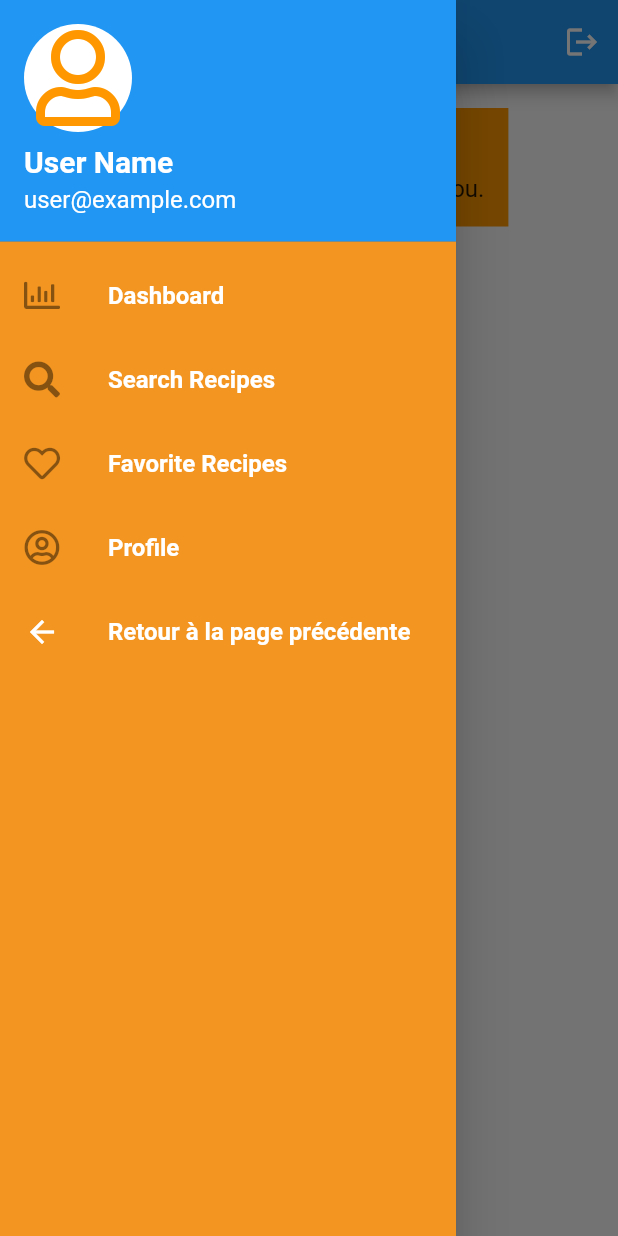
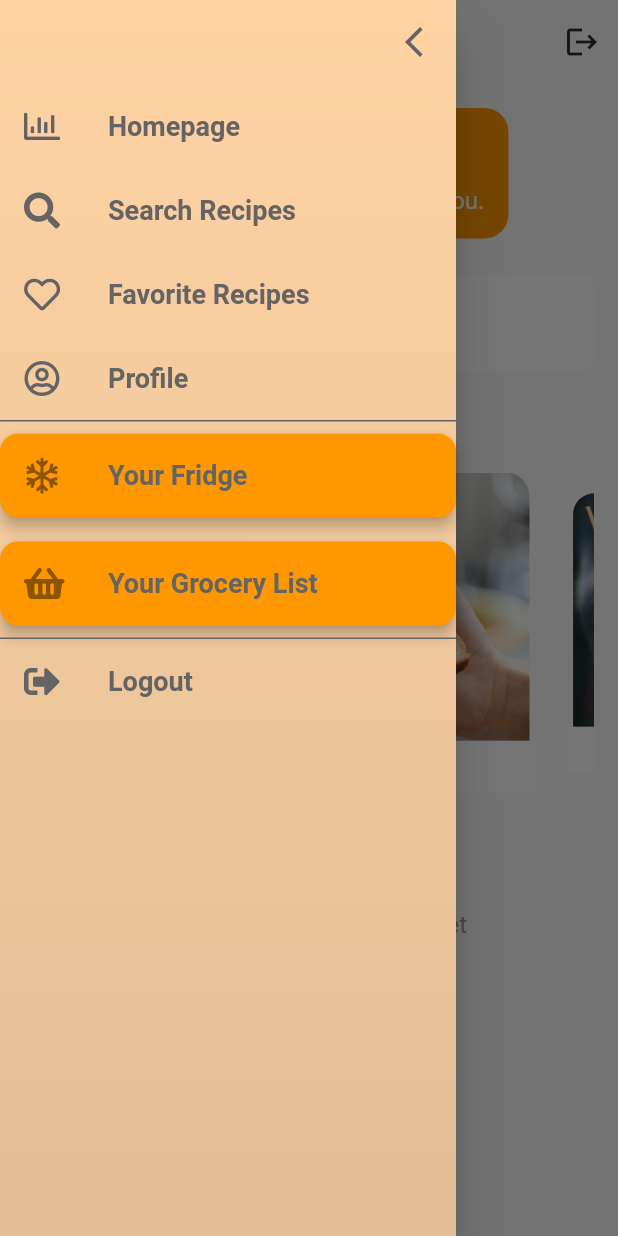
Before and after one commit to yrebia/ReadyHomeChef, a Flutter app: the HomePage screen opened directly, with the side drawer open, on a phone screen of 412 x 824 dp. Run offline on Flutter 3.47's test engine with Material 2 defaults, Android fonts, the phone set to English and light mode, and no system bars; drawn by our look-alikes of carousel_slider; our stand-ins replace firebase_auth, firebase_core, font_awesome_flutter, smooth_page_indicator; accounts and stored records are empty; Roboto replaces fonts that are missing (Verdana).

Commit message:
adding base page fridge/search_page/grocery_list

```diff
--- a/lib/components/SidebarDrawer.dart
+++ b/lib/components/SidebarDrawer.dart
@@ -1,50 +1,51 @@
 import 'package:flutter/material.dart';
 import 'package:font_awesome_flutter/font_awesome_flutter.dart';
+import 'package:ready_home_chef/pages/grocerylist_page.dart';
+import 'package:ready_home_chef/pages/search_page.dart';
+import 'package:ready_home_chef/pages/fridge_page.dart';
+
+
 
 class SidebarDrawer extends StatelessWidget {
   @override
   Widget build(BuildContext context) {
+    Color textColor = Color(0xFF646464); // Couleur de la police plus douce
+
     return Drawer(
       child: Container(
-        color: Color.fromARGB(255, 243, 149, 33), // Couleur d'arrière-plan de la sidebar
+        decoration: BoxDecoration(
+          gradient: LinearGradient(
+            colors: [
+              Color.fromARGB(255, 255, 211, 164),
+              Color.fromARGB(255, 226, 189, 149),
+            ],
+            begin: Alignment.topCenter,
+            end: Alignment.bottomCenter,
+          ),
+        ),
         child: ListView(
           children: <Widget>[
-            UserAccountsDrawerHeader(
-              accountName: Text(
-                "User Name",
-                style: TextStyle(
-                  fontSize: 20,
-                  fontWeight: FontWeight.bold,
-                  color: Colors.white, // Couleur du texte
+            ListTile(
+              title: Align(
+                alignment: Alignment.centerRight,
+                child: Icon(
+                  Icons.arrow_back_ios_new_sharp,
+                  color: textColor, // Utilisation de la couleur de la police
                 ),
               ),
-              accountEmail: Text(
-                "user@example.com",
-                style: TextStyle(
-                  fontSize: 16,
-                  color: Colors.white, // Couleur du texte
-                ),
-              ),
-              currentAccountPicture: CircleAvatar(
-                backgroundColor: Colors.white,
-                child: Icon(
-                  FontAwesomeIcons.user,
-                  size: 64,
-                  color: Colors.orange,
-                ),
-              ),
-              decoration: BoxDecoration(
-                color: Colors.blue, // Couleur d'arrière-plan de l'en-tête
-              ),
+              onTap: () {
+                Navigator.pop(context);
+              },
             ),
             ListTile(
-              leading: Icon(FontAwesomeIcons.chartBar),
+              leading: Icon(FontAwesomeIcons.chartBar, color: textColor),
               title: Text(
-                'Dashboard',
+                'Homepage',
                 style: TextStyle(
-                  fontSize: 16,
+                  fontSize: 18,
                   fontWeight: FontWeight.bold,
-                  color: Colors.white, // Couleur du texte
+                  color: textColor,
+                  fontFamily: 'Verdana', // Changer la police ici
                 ),
               ),
               onTap: () {
@@ -52,27 +53,31 @@ class SidebarDrawer extends StatelessWidget {
               },
             ),
             ListTile(
-              leading: Icon(FontAwesomeIcons.search),
+              leading: Icon(FontAwesomeIcons.search, color: textColor),
               title: Text(
                 'Search Recipes',
                 style: TextStyle(
-                  fontSize: 16,
+                  fontSize: 18,
                   fontWeight: FontWeight.bold,
-                  color: Colors.white, // Couleur du texte
+                  color: textColor,
+                  fontFamily: 'Verdana',
                 ),
               ),
-              onTap: () {
-                // Naviguez vers la page de recherche de recettes
-              },
+onTap: () {
+                       Navigator.push(
+      context,
+      MaterialPageRoute(builder: (context) => SearchRecipePage()),
+    );}
             ),
             ListTile(
-              leading: Icon(FontAwesomeIcons.heart),
+              leading: Icon(FontAwesomeIcons.heart, color: textColor),
               title: Text(
                 'Favorite Recipes',
                 style: TextStyle(
-                  fontSize: 16,
+                  fontSize: 18,
                   fontWeight: FontWeight.bold,
-                  color: Colors.white, // Couleur du texte
+                  color: textColor,
+                  fontFamily: 'Verdana',
                 ),
               ),
               onTap: () {
@@ -80,35 +85,101 @@ class SidebarDrawer extends StatelessWidget {
               },
             ),
             ListTile(
-              leading: Icon(FontAwesomeIcons.userCircle),
+              leading: Icon(FontAwesomeIcons.userCircle, color: textColor),
               title: Text(
                 'Profile',
                 style: TextStyle(
-                  fontSize: 16,
+                  fontSize: 18,
                   fontWeight: FontWeight.bold,
-                  color: Colors.white, // Couleur du texte
+                  color: textColor,
+                  fontFamily: 'Verdana',
                 ),
               ),
               onTap: () {
                 // Naviguez vers la page de profil de l'utilisateur
               },
             ),
-            // Bouton "Go Back" personnalisé
+            Divider(
+              color: textColor,
+              height: 1,
+              thickness: 1,
+            ),
+            Card(
+              elevation: 4,
+              margin: EdgeInsets.symmetric(vertical: 8.0),
+              shape: RoundedRectangleBorder(
+                borderRadius: BorderRadius.circular(12.0),
+              ),
+              color: Colors.orange,
+              child: Container(
+                width: 100,
+                child: ListTile(
+                  leading: Icon(FontAwesomeIcons.snowflake),
+                  title: Text(
+                    'Your Fridge',
+                    style: TextStyle(
+                      fontSize: 18,
+                      fontWeight: FontWeight.bold,
+                      color: textColor,
+                      fontFamily: 'Verdana',
+                    ),
+                  ),
+                  onTap: () {
+                    Navigator.push(
+      context,
+      MaterialPageRoute(builder: (context) => FridgePage()),
+    );
+                  },
+                ),
+              ),
+            ),
+            Card(
+              elevation: 4,
+              margin: EdgeInsets.symmetric(vertical: 8.0),
+              shape: RoundedRectangleBorder(
+                borderRadius: BorderRadius.circular(12.0),
+              ),
+              color: Colors.orange,
+              child: Container(
+                width: 150,
+                child: ListTile(
+                  leading: Icon(FontAwesomeIcons.shoppingBasket),
+                  title: Text(
+                    'Your Grocery List',
+                    style: TextStyle(
+                      fontSize: 18,
+                      fontWeight: FontWeight.bold,
+                      color: textColor,
+                      fontFamily: 'Verdana',
+                    ),
+                  ),
+                  onTap: () {
+                       Navigator.push(
+      context,
+      MaterialPageRoute(builder: (context) => GroceryListPage()),
+    );
+                  },
+                ),
+              ),
+            ),
+            Divider(
+              color: textColor,
+              height: 1,
+              thickness: 1,
+            ),
             ListTile(
-              leading: Icon(
-                Icons.arrow_back,
-                color: Colors.white, // Couleur de l'icône
-              ),
+              leading: Icon(FontAwesomeIcons.signOutAlt, color: textColor),
               title: Text(
-                'Retour à la page précédente',
+                'Logout',
                 style: TextStyle(
-                  color: Colors.white, // Couleur du texte
+                  fontSize: 18,
                   fontWeight: FontWeight.bold,
-                  fontSize: 16,
+                  color: textColor,
+                  fontFamily: 'Verdana',
                 ),
               ),
               onTap: () {
-                Navigator.pop(context); // Revenir à la page précédente
+                // Gérez la déconnexion ici
               },
             ),
           ],
--- /dev/null
+++ b/lib/components/popular_recipes_carrousel.dart
@@ -0,0 +1,94 @@
+import 'package:flutter/material.dart';
+import 'package:carousel_slider/carousel_slider.dart';
+
+class PopularRecipesCarousel extends StatelessWidget {
+  @override
+  Widget build(BuildContext context) {
+    final List<String> popularRecipesImages = [
+      'lib/img/cat.jpg', // Ajoutez le chemin de vos images ici
+      'lib/img/burger.jpg',
+      'lib/img/sel.jpg',
+      // Ajoutez autant d'images que vous le souhaitez
+    ];
+
+    final List<String> recipeNames = [
+      'Recette 1', // Remplacez par le nom de la recette
+      'Recette 2',
+      'Recette 3',
+      // Ajoutez les noms des recettes correspondants
+    ];
+
+    return Column(
+      crossAxisAlignment: CrossAxisAlignment.start,
+      children: [
+        CarouselSlider(
+          options: CarouselOptions(
+            aspectRatio: 16 / 9,
+            viewportFraction: 0.8,
+            enableInfiniteScroll: true,
+            autoPlay: true,
+            autoPlayInterval: Duration(seconds: 4),
+            enlargeCenterPage: true,
+          ),
+          items: popularRecipesImages.asMap().entries.map((entry) {
+            final int index = entry.key;
+            final String imagePath = entry.value;
+            final String recipeName = recipeNames[index];
+
+            return Builder(
+              builder: (BuildContext context) {
+                return Stack(
+                  children: [
+                    Container(
+                      width: MediaQuery.of(context).size.width,
+                      margin: EdgeInsets.symmetric(horizontal: 5.0),
+                      child: ClipRRect(
+                        borderRadius: BorderRadius.circular(16.0),
+                        child: Image.asset(
+                          imagePath,
+                          fit: BoxFit.cover,
+                        ),
+                      ),
+                    ),
+                    Positioned(
+                      bottom: 0,
+                      left: 0,
+                      right: 0,
+                      child: Container(
+                        color: Colors.white,
+                        padding: EdgeInsets.all(8.0),
+                        child: Text(
+                          recipeName,
+                          style: TextStyle(
+                            fontSize: 16,
+                            fontWeight: FontWeight.bold,
+                          ),
+                          textAlign: TextAlign.center,
+                        ),
+                      ),
+                    ),
+                  ],
+                );
+              },
+            );
+          }).toList(),
+        ),
+        SizedBox(height: 10),
+        Row(
+          mainAxisAlignment: MainAxisAlignment.center,
+          children: popularRecipesImages.asMap().entries.map((entry) {
+            return Container(
+              width: 8.0,
+              height: 8.0,
+              margin: EdgeInsets.symmetric(horizontal: 4.0),
+              decoration: BoxDecoration(
+                shape: BoxShape.circle,
+                color: Colors.grey,
+              ),
+            );
+          }).toList(),
+        ),
+      ],
+    );
+  }
+}
--- /dev/null
+++ b/lib/components/recipe.dart
@@ -0,0 +1,16 @@
+
+class Recipe {
+  final String recipeName;
+  final String description;
+  final String imageUrl; // Nouveau champ pour l'URL de l'image
+
+  Recipe(this.recipeName, this.description, this.imageUrl);
+}
+
+
+// Créez une liste de résultats de recherche (exemple)
+List<Recipe> searchResults = [
+  Recipe('Pizza', 'Description de la recette 1', 'lib/img/burger.jpg'),
+  Recipe('Burger', 'Description de la recette 2', 'lib/img/cat.jpg'),
+  // Ajoutez d'autres recettes avec des URL d'images
+];
--- /dev/null
+++ b/lib/components/search_bar.dart
@@ -0,0 +1,33 @@
+import 'package:flutter/material.dart';
+
+class SearchBar extends StatelessWidget {
+  final TextEditingController controller;
+
+  SearchBar({required this.controller});
+
+  @override
+  Widget build(BuildContext context) {
+    return Container(
+      padding: EdgeInsets.all(8),
+      decoration: BoxDecoration(
+        color: Colors.white,
+        borderRadius: BorderRadius.circular(8),
+      ),
+      child: Row(
+        children: [
+          Icon(Icons.search, color: Colors.grey),
+          SizedBox(width: 8),
+          Expanded(
+            child: TextField(
+              controller: controller,
+              decoration: InputDecoration(
+                hintText: 'Rechercher des recettes',
+                border: InputBorder.none,
+              ),
+            ),
+          ),
+        ],
+      ),
+    );
+  }
+}
--- a/lib/pages/home_page.dart
+++ b/lib/pages/home_page.dart
@@ -1,10 +1,11 @@
 import 'package:firebase_auth/firebase_auth.dart';
 import 'package:flutter/material.dart';
 import 'package:ready_home_chef/components/SidebarDrawer.dart';
-import 'package:ready_home_chef/pages/landing_page.dart';
+import 'package:ready_home_chef/components/search_bar.dart' as mySearchBar;
+import 'package:ready_home_chef/components/popular_recipes_carrousel.dart';
 
 class HomePage extends StatelessWidget {
-  HomePage({super.key});
+  HomePage({Key? key});
 
   final user = FirebaseAuth.instance.currentUser!;
 
@@ -16,21 +17,20 @@ class HomePage extends StatelessWidget {
   Widget build(BuildContext context) {
     return Scaffold(
 appBar: AppBar(
-        title: Text('My Recipes App'),
+  backgroundColor: Colors.transparent, // Définit l'arrière-plan comme transparent
+  elevation: 0, // Supprime l'ombre sous la barre d'applications
+  title: Text(''), // Utilisez une chaîne vide pour supprimer le titre
   actions: [
     IconButton(
       onPressed: signUserOut,
       icon: Icon(Icons.logout),
     )
   ],
+  iconTheme: IconThemeData(color: Color(0xFF2E2E2E)), // Définit la couleur des icônes
 ),
+
       drawer: SidebarDrawer(),
-      body: Row(
-        children: [
-          // Contenu principal
-          Expanded(
-            child: SingleChildScrollView(
-              child: Padding(
+      body: Padding(
         padding: const EdgeInsets.all(16.0),
         child: Column(
           crossAxisAlignment: CrossAxisAlignment.start,
@@ -38,7 +38,10 @@ class HomePage extends StatelessWidget {
             // Bannière d'utilisateur
             Container(
               padding: EdgeInsets.all(16),
+              decoration: BoxDecoration(
                 color: Colors.orange,
+                borderRadius: BorderRadius.circular(16),
+              ),
               child: Column(
                 crossAxisAlignment: CrossAxisAlignment.start,
                 children: [
@@ -47,76 +50,59 @@ class HomePage extends StatelessWidget {
                     style: TextStyle(
                       fontSize: 24,
                       fontWeight: FontWeight.bold,
+                      color: Colors.white,
                     ),
                   ),
+                  SizedBox(height: 8),
                   Text(
                     'Explore personalized recipes just for you.',
                     style: TextStyle(
                       fontSize: 16,
                       fontWeight: FontWeight.w400,
+                      color: Colors.white,
                     ),
                   ),
                 ],
               ),
             ),
-                    // Exemple de recette
-                    Column(
-                      crossAxisAlignment: CrossAxisAlignment.start,
-                      children: [
+            SizedBox(height: 24),
+
+            // Utilisation de l'alias pour le composant SearchBar
+            mySearchBar.SearchBar(controller: TextEditingController()),
+
+            SizedBox(height: 24),
+
+            // Recette du jour
             Text(
-                          'Recipe of the Day',
+              'Recette du Jour',
               style: TextStyle(
-                            fontSize: 20,
+                fontSize: 24,
                 fontWeight: FontWeight.bold,
               ),
             ),
-                        SizedBox(height: 8),
-                        Card(
-                          elevation: 4,
-                          child: Column(
-                            crossAxisAlignment: CrossAxisAlignment.start,
-                            children: [
-                              // Image.asset(
-                              //   'assets/recipe_of_the_day.jpg',
-                              //   fit: BoxFit.cover,
-                              //   width: double.infinity,
-                              //   height: 200,
-                              // ),
-                              Padding(
-                                padding: const EdgeInsets.all(16.0),
-                                child: Column(
-                                  crossAxisAlignment: CrossAxisAlignment.start,
-                                  children: [
+            SizedBox(height: 16),
+            // Carrousel de recettes populaires
+            PopularRecipesCarousel(),
+            SizedBox(height: 32),
+
+            // My Favorites
             Text(
-                                      'Spaghetti Carbonara',
+              'My Favorites',
               style: TextStyle(
-                                        fontSize: 18,
+                fontSize: 24,
                 fontWeight: FontWeight.bold,
               ),
             ),
             Text(
-                                      'A classic Italian pasta dish.',
+              'You don\'t have any recipes in favorites yet',
               style: TextStyle(
                 fontSize: 16,
-                                        fontWeight: FontWeight.w400,
+                color: Colors.grey,
               ),
             ),
           ],
         ),
       ),
-                            ],
-                          ),
-                        ),
-                      ],
-                    ),
-                    // Autres sections de recettes personnalisées ici...
-                  ],
-                ),
-              ),
-            ),
-          ),
-        ],
-      ),
     );
   }
 }
--- a/pubspec.yaml
+++ b/pubspec.yaml
@@ -33,6 +33,7 @@ dependencies:
   google_fonts: ^2.1.0
   font_awesome_flutter: ^9.2.0
   flutter_form_bloc: 0.31.0
+  carousel_slider: ^4.2.1
 
 
   # The following adds the Cupertino Icons font to your application.
@@ -67,6 +68,7 @@ flutter:
   # To add assets to your application, add an assets section, like this:
   assets:
   - lib/img/sel.jpg
+  - lib/img/burger.jpg
   - lib/img/logo.png
   - lib/img/cat.jpg
 
```
Also changed, not shown: lib/pages/fridge_page.dart (added, +69 -0 lines), lib/pages/grocerylist_page.dart (added, +69 -0 lines), lib/pages/search_page.dart (added, +87 -0 lines), pubspec.lock. Lines whose indentation alone changed are shown as unchanged.
